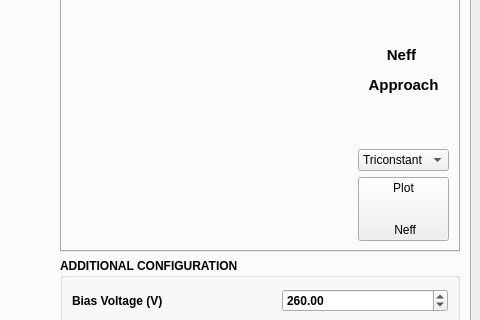
Above: src/mainWindow.ui from IFCA-HEP/TRACS before the change; both pictures show x 766 to 1246 and y 292 to 612 of the 1246 by 850 pixel window. Below: the same form after it.
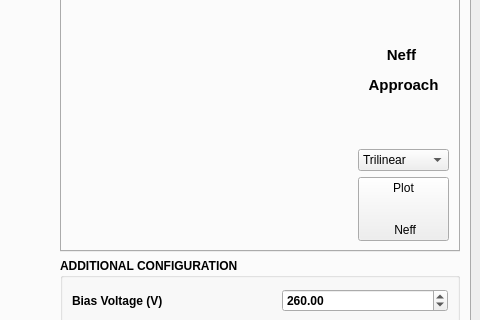
That is the form after the change. The open tabs and pages were chosen to show the change. Custom widgets are drawn as their Qt base class.

Commit message: Changed order of detector properties to match previous one

```diff
--- a/src/mainWindow.ui
+++ b/src/mainWindow.ui
@@ -889,7 +889,7 @@
                      <bool>false</bool>
                     </property>
                     <property name="currentIndex">
-                     <number>2</number>
+                     <number>0</number>
                     </property>
                     <item>
                      <property name="text">
```
Left out of the diff: 120 changed lines with no effect on the pictures.
